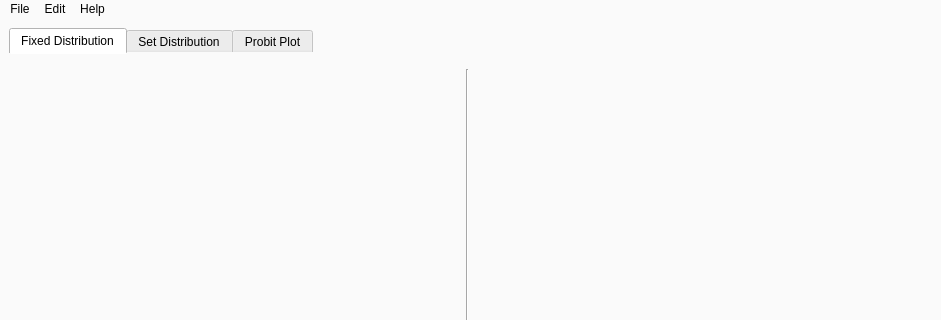
Old version of the form tribgui/_qtdesigner/qdesignMainWindow.ui in the repository trhallam/trib; both pictures show x 0 to 941 and y 0 to 320 of the 941 by 642 pixel window.
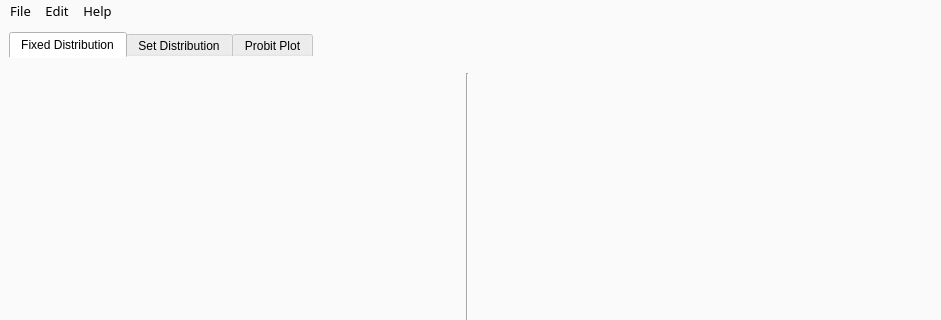
New version of the form. Icons and pictures are not drawn.

Commit message: Added Items to Menu, adjust Styles, added Icons

Diff of the .ui file:
```diff
--- a/tribgui/_qtdesigner/qdesignMainWindow.ui
+++ b/tribgui/_qtdesigner/qdesignMainWindow.ui
@@ -21,8 +21,8 @@
    <number>2</number>
   </property>
   <property name="styleSheet">
-   <string notr="true">selection-color: rgb(139, 218, 249);
-background-color: rgb(250, 250, 250);
+   <string notr="true">background-color: rgb(250, 250, 250);
+selection-background-color: rgb(139, 218, 249);
 border-color: rgb(93, 87, 107);</string>
   </property>
   <widget class="QWidget" name="centralwidget">
@@ -126,10 +126,29 @@
      <x>0</x>
      <y>0</y>
      <width>941</width>
-     <height>21</height>
+     <height>22</height>
     </rect>
    </property>
+   <property name="font">
+    <font>
+     <family>HoloLens MDL2 Assets</family>
+     <pointsize>10</pointsize>
+     <weight>50</weight>
+     <bold>false</bold>
+    </font>
+   </property>
+   <property name="styleSheet">
+    <string notr="true">font: 10pt &quot;HoloLens MDL2 Assets&quot;;</string>
+   </property>
    <widget class="QMenu" name="menuFile">
+    <property name="font">
+     <font>
+      <family>HoloLens MDL2 Assets</family>
+     </font>
+    </property>
+    <property name="styleSheet">
+     <string notr="true">font: 9pt &quot;HoloLens MDL2 Assets&quot;;</string>
+    </property>
     <property name="title">
      <string>File</string>
     </property>
```
Left out of the diff: 111 changed lines with no effect on the pictures. The commit also changes 9 other files.
